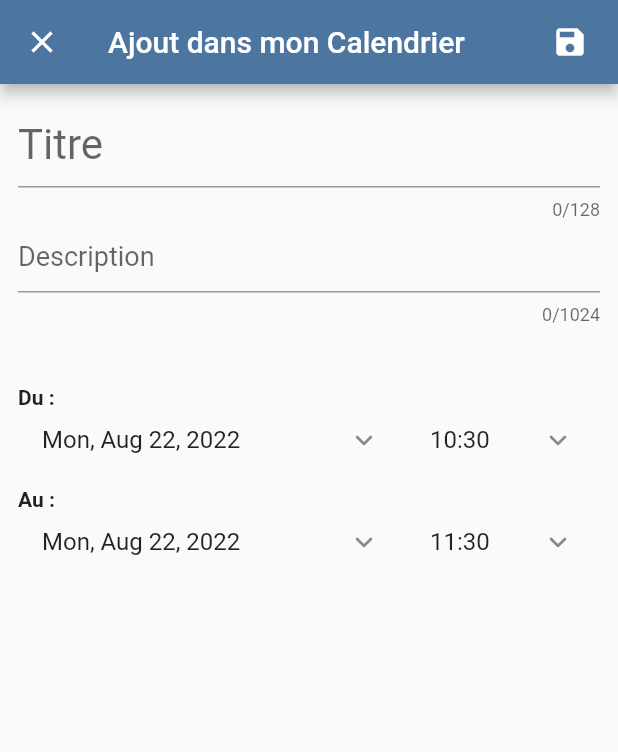
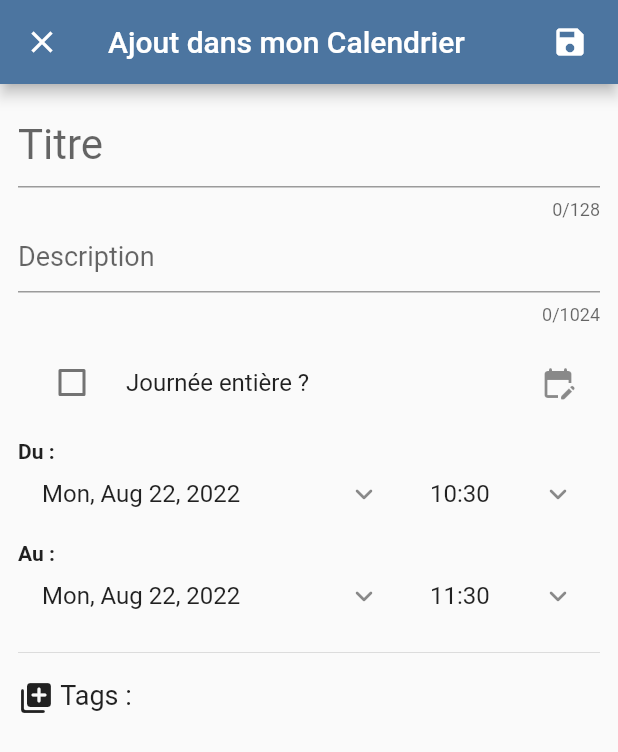
Before and after one commit to 2-SE/AllUni, a Flutter app: the EventEditingPage screen opened directly, on a phone screen of 412 x 824 dp. Shown: the top 752 px of the screen. Run offline on Flutter 3.47's test engine with Material 2 defaults, Android fonts, the light colour scheme and no system bars; our stand-ins replace syncfusion_flutter_calendar; statements that could not run were skipped.

Commit message:
Remake the Project Name (lastly "navigator_drawer_test" because it was my tests [Mael's tests] for the real AllUni app, but now the full project is on this GitHub)

```diff
--- a/lib/Calendars/EventEditingPage.dart
+++ b/lib/Calendars/EventEditingPage.dart
@@ -1,11 +1,11 @@
 import 'package:flutter/material.dart';
-import 'package:navigation_drawer_test/Calendars/EventViewingPopUp.dart';
-import 'package:navigation_drawer_test/Models/EventsModel.dart';
-import 'package:navigation_drawer_test/Providers/EventProvider.dart';
-import 'package:navigation_drawer_test/Utils/DateHourUtils.dart';
+import 'package:alluni/Calendars/EventViewingPopUp.dart';
+import 'package:alluni/Models/EventsModel.dart';
+import 'package:alluni/Providers/EventProvider.dart';
+import 'package:alluni/Utils/HeroDialog.dart';
 import 'package:provider/provider.dart';
 
-import '../Utils/HeroDialog.dart';
+import '../Utils/DateHourUtils.dart';
 
 class EventEditingPage extends StatefulWidget {
   final PersonalEvent? event;
@@ -24,6 +24,7 @@ class _EventEditingPageState extends State<EventEditingPage> {
   final descriptionController = TextEditingController();
   late DateTime fromDate;
   late DateTime toDate;
+  late bool isAllDay;
 
   @override
   void initState() {
@@ -31,12 +32,14 @@ class _EventEditingPageState extends State<EventEditingPage> {
     if (widget.event == null) {
       fromDate = DateTime.now();
       toDate = DateTime.now().add(const Duration(hours: 1));
+      isAllDay = false;
     } else {
       final event = widget.event!;
       titleController.text = event.title;
       descriptionController.text = event.description;
       fromDate = event.fromDate;
       toDate = event.toDate;
+      isAllDay = event.isAllDay;
     }
   }
 
@@ -49,6 +52,8 @@ class _EventEditingPageState extends State<EventEditingPage> {
 
   @override
   Widget build(BuildContext context) {
+    var isSelected = [false, false, false];
+
     // UTILS FOR THE EVENT EDITING PAGE
     Future saveForm() async {
       final isValid = _formKey.currentState!.validate();
@@ -59,7 +64,7 @@ class _EventEditingPageState extends State<EventEditingPage> {
           tag: "",
           fromDate: fromDate,
           toDate: toDate,
-          isAllDay: false,
+          isAllDay: isAllDay,
         );
         final isEditing = widget.event != null;
         final provider = Provider.of<EventProvider>(context, listen: false);
@@ -202,9 +207,24 @@ class _EventEditingPageState extends State<EventEditingPage> {
                 maxLines: 8,
                 controller: descriptionController,
               ),
-              Container(height: 20, color: Colors.transparent),
-              //PersonalEventType(isSelected: 0),
-              Container(height: 20, color: Colors.transparent),
+              Container(height: 10, color: Colors.transparent),
+              //EventEditingType(isSelected: [true, false], isEditing: false),
+              CheckboxListTile(
+                title: const Text(
+                  "Journée entière ?",
+                ),
+                controlAffinity: ListTileControlAffinity.leading,
+                secondary: const Icon(Icons.edit_calendar_rounded),
+                value: isAllDay,
+                onChanged: (value) {
+                  setState(() {
+                    isAllDay = value ?? false;
+                  });
+                },
+                activeColor: Colors.lightGreen,
+                checkColor: Colors.white,
+              ),
+              Container(height: 10, color: Colors.transparent),
               Column(
                 children: [
                   Column(
@@ -262,7 +282,112 @@ class _EventEditingPageState extends State<EventEditingPage> {
                     ],
                   ),
                 ],
-              )
+              ),
+              Container(height: 10, color: Colors.transparent),
+              const Divider(),
+              Container(height: 10, color: Colors.transparent),
+              Row(
+                mainAxisAlignment: MainAxisAlignment.spaceBetween,
+                children: [
+                  Row(
+                    mainAxisSize: MainAxisSize.min,
+                    crossAxisAlignment: CrossAxisAlignment.start,
+                    children: const [
+                      Icon(Icons.library_add_rounded),
+                      Text(
+                        " Tags :  ",
+                        style: TextStyle(fontSize: 18),
+                      ),
+                    ],
+                  ),
+                  /*
+                  //A REVOIR POUR QUE ÇA SOIT BIEN
+                  ToggleButtons(
+                    selectedColor: Colors.indigo,
+                    renderBorder: false,
+                    isSelected: isSelected,
+                    onPressed: (int index) {
+                      setState(() {
+                        print("$index");
+                        if (isSelected[index] == true) {
+                          isSelected[index] = false;
+                        } else {
+                          isSelected[index] = true;
+                        }
+                        //isSelected[index] = !isSelected[index];
+                        print("${isSelected}");
+                        /*
+                        if (isSelected[index] == true) {
+                          isSelected[index] = false;
+                        } else {
+                          isSelected[index] = true;
+                        }
+                        */
+                      });
+                    },
+                    children: [
+                      Padding(
+                        padding: const EdgeInsets.symmetric(horizontal: 5),
+                        child: ClipRRect(
+                          borderRadius: BorderRadius.circular(20),
+                          child: Container(
+                            height: 24,
+                            color: Colors.amber,
+                            child: const Center(
+                              child: Text(
+                                "  Perso  ",
+                                style: TextStyle(
+                                  color: Colors.white,
+                                  fontStyle: FontStyle.italic,
+                                ),
+                              ),
+                            ),
+                          ),
+                        ),
+                      ),
+                      Padding(
+                        padding: const EdgeInsets.symmetric(horizontal: 5),
+                        child: ClipRRect(
+                          borderRadius: BorderRadius.circular(20),
+                          child: Container(
+                            height: 24,
+                            color: const Color(0xFF6D071A),
+                            child: const Center(
+                              child: Text(
+                                "  Travail  ",
+                                style: TextStyle(
+                                  color: Colors.white,
+                                  fontStyle: FontStyle.italic,
+                                ),
+                              ),
+                            ),
+                          ),
+                        ),
+                      ),
+                      Padding(
+                        padding: const EdgeInsets.symmetric(horizontal: 5),
+                        child: ClipRRect(
+                          borderRadius: BorderRadius.circular(20),
+                          child: Container(
+                            height: 24,
+                            color: Colors.green,
+                            child: const Center(
+                              child: Text(
+                                "  Événement  ",
+                                style: TextStyle(
+                                  color: Colors.white,
+                                  fontStyle: FontStyle.italic,
+                                ),
+                              ),
+                            ),
+                          ),
+                        ),
+                      ),
+                    ],
+                  ),
+                  */
+                ],
+              ),
             ],
           ),
         ),
--- a/lib/Calendars/EventViewingPopUp.dart
+++ b/lib/Calendars/EventViewingPopUp.dart
@@ -1,8 +1,8 @@
 import 'package:flutter/material.dart';
-import 'package:navigation_drawer_test/Calendars/EventEditingPage.dart';
-import 'package:navigation_drawer_test/Models/EventsModel.dart';
-import 'package:navigation_drawer_test/Providers/EventProvider.dart';
-import 'package:navigation_drawer_test/Utils/DateHourUtils.dart';
+import 'package:alluni/Calendars/EventEditingPage.dart';
+import 'package:alluni/Models/EventsModel.dart';
+import 'package:alluni/Providers/EventProvider.dart';
+import 'package:alluni/Utils/DateHourUtils.dart';
 import 'package:provider/provider.dart';
 
 class EventViewingPopUp extends StatefulWidget {
@@ -44,12 +44,11 @@ class _EventViewingPopUpState extends State<EventViewingPopUp> {
                         ClipRRect(
                           borderRadius: BorderRadius.circular(20),
                           child: Container(
-                            height: 20,
-                            width: 50,
+                            height: 24,
                             color: Colors.green,
                             child: const Center(
                               child: Text(
-                                "Cours",
+                                "  Cours  ",
                                 style: TextStyle(
                                   color: Colors.white,
                                   fontStyle: FontStyle.italic,
--- a/lib/Calendars/FreeRoomsCalendar.dart
+++ b/lib/Calendars/FreeRoomsCalendar.dart
@@ -1,5 +1,5 @@
 import 'package:flutter/material.dart';
-import 'package:navigation_drawer_test/Drawers/DrawerCalendarView.dart';
+import 'package:alluni/Drawers/DrawerCalendarView.dart';
 
 class FreeRoomsCalendar extends StatelessWidget {
   const FreeRoomsCalendar({Key? key}) : super(key: key);
--- a/lib/Drawers/DrawerCalendarChooseButton.dart
+++ b/lib/Drawers/DrawerCalendarChooseButton.dart
@@ -1,9 +1,7 @@
 import 'package:flutter/material.dart';
-import 'package:navigation_drawer_test/Calendars/Calendar.dart';
-
+import 'package:alluni/Calendars/Calendar.dart';
 
 class DrawerCalendarChooseButton extends StatefulWidget {
-
   String currentView = "";
   List<bool> isSelected = [];
   DrawerCalendarChooseButton({
@@ -13,12 +11,12 @@ class DrawerCalendarChooseButton extends StatefulWidget {
   });
 
   @override
-  State<DrawerCalendarChooseButton> createState() => _DrawerCalendarChooseButtonState();
+  State<DrawerCalendarChooseButton> createState() =>
+      _DrawerCalendarChooseButtonState();
 }
 
-
-
-class _DrawerCalendarChooseButtonState extends State<DrawerCalendarChooseButton> {
+class _DrawerCalendarChooseButtonState
+    extends State<DrawerCalendarChooseButton> {
   @override
   Widget build(BuildContext context) {
     var isSelected = widget.isSelected;
@@ -32,21 +30,21 @@ class _DrawerCalendarChooseButtonState extends State<DrawerCalendarChooseButton>
         selectedColor: Colors.white,
         renderBorder: false,
         color: Colors.black,
-        children: [
+        children: const [
           Padding(
-            padding: const EdgeInsets.symmetric(horizontal: 20),
+            padding: EdgeInsets.symmetric(horizontal: 20),
             child: Icon(Icons.calendar_view_day_rounded),
           ),
           Padding(
-            padding: const EdgeInsets.symmetric(horizontal: 20),
+            padding: EdgeInsets.symmetric(horizontal: 20),
             child: Icon(Icons.amp_stories),
           ),
           Padding(
-            padding: const EdgeInsets.symmetric(horizontal: 20),
+            padding: EdgeInsets.symmetric(horizontal: 20),
             child: Icon(Icons.calendar_view_week_rounded),
           ),
           Padding(
-            padding: const EdgeInsets.symmetric(horizontal: 20),
+            padding: EdgeInsets.symmetric(horizontal: 20),
             child: Icon(Icons.calendar_month_outlined),
           ),
         ],
@@ -62,10 +60,12 @@ class _DrawerCalendarChooseButtonState extends State<DrawerCalendarChooseButton>
             //print(isSelected);
             //print("Index :  $SelectedButtonIndex");
             Navigator.pop(context);
-            Navigator.of(context).push(MaterialPageRoute(builder: (context) => Calendar(currentView, SelectedButtonIndex)))
-            .then((_) {
-              setState(() {
-              });
+            Navigator.of(context)
+                .push(MaterialPageRoute(
+                    builder: (context) =>
+                        Calendar(currentView, SelectedButtonIndex)))
+                .then((_) {
+              setState(() {});
             });
           });
         },
--- a/lib/Drawers/DrawerCalendarView.dart
+++ b/lib/Drawers/DrawerCalendarView.dart
@@ -1,6 +1,6 @@
 import 'package:flutter/material.dart';
-import 'package:navigation_drawer_test/Calendars/Calendar.dart';
-import 'package:navigation_drawer_test/Drawers/DrawerCalendarChooseButton.dart';
+import 'package:alluni/Calendars/Calendar.dart';
+import 'package:alluni/Drawers/DrawerCalendarChooseButton.dart';
 
 class DrawerCalendarView extends StatefulWidget {
   String currentView = "";
--- a/lib/Models/EventDataSource.dart
+++ b/lib/Models/EventDataSource.dart
@@ -1,5 +1,5 @@
 import 'package:flutter/material.dart';
-import 'package:navigation_drawer_test/Models/EventsModel.dart';
+import 'package:alluni/Models/EventsModel.dart';
 import 'package:syncfusion_flutter_calendar/calendar.dart';
 
 class EventDataSource extends CalendarDataSource {
--- a/lib/OtherViews/SplashLoad.dart
+++ b/lib/OtherViews/SplashLoad.dart
@@ -1,5 +1,5 @@
 import 'package:flutter/material.dart';
-import 'package:navigation_drawer_test/main.dart';
+import 'package:alluni/main.dart';
 
 class Splash extends StatefulWidget {
   const Splash({Key? key}) : super(key: key);
--- a/lib/Providers/EventProvider.dart
+++ b/lib/Providers/EventProvider.dart
@@ -1,5 +1,5 @@
 import 'package:flutter/cupertino.dart';
-import 'package:navigation_drawer_test/Models/EventsModel.dart';
+import 'package:alluni/Models/EventsModel.dart';
 
 class EventProvider extends ChangeNotifier {
   final List<PersonalEvent> _events = [];
--- a/pubspec.yaml
+++ b/pubspec.yaml
@@ -1,4 +1,4 @@
-name: navigation_drawer_test
+name: alluni
 description: A new Flutter project.
 
 # The following line prevents the package from being accidentally published to
```
Also changed, not shown: lib/Calendars/Calendar.dart (+5 -5 lines), lib/main.dart (+7 -7 lines), 7 other files.
